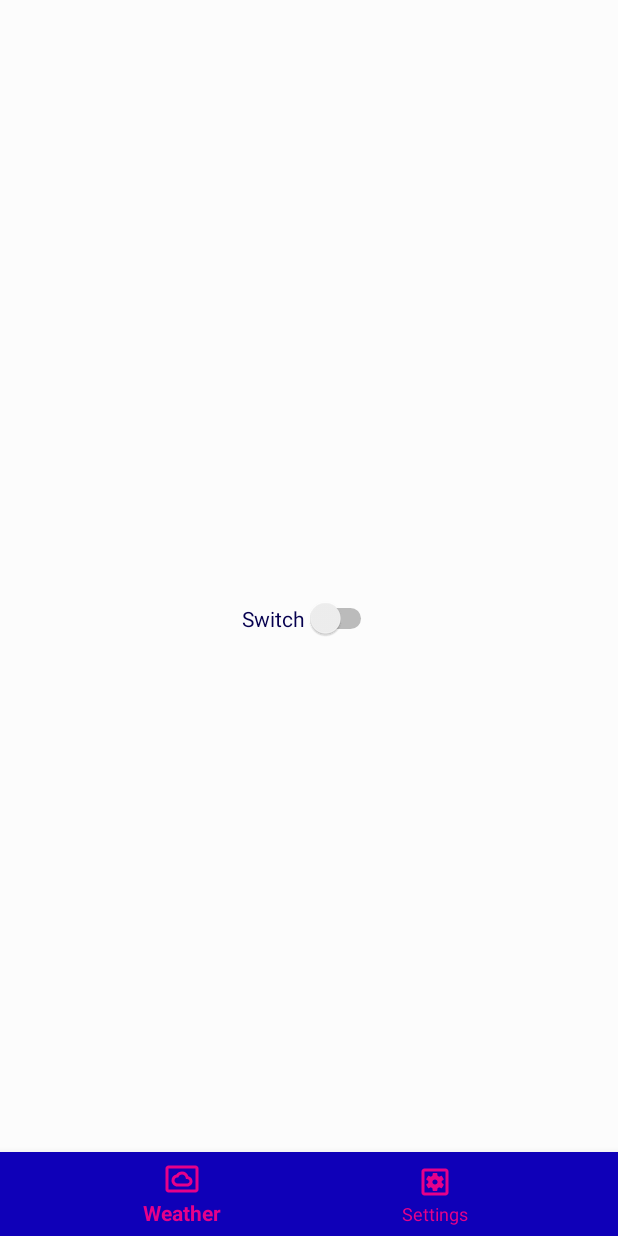
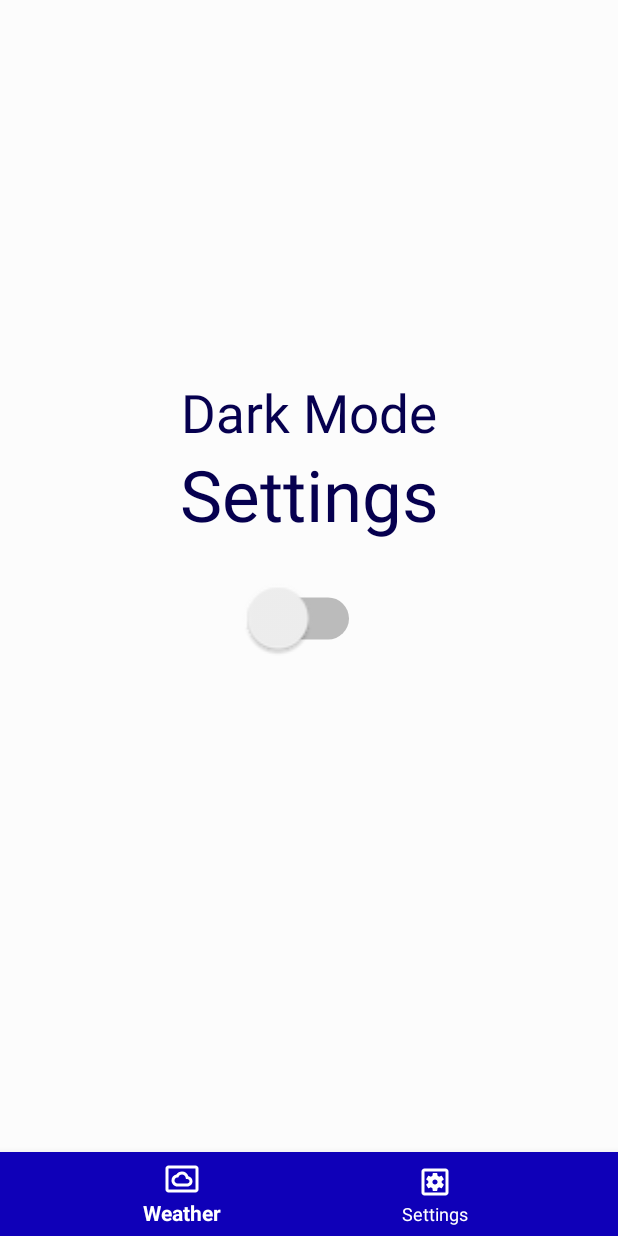
Before and after one commit to tomvarga620/androidProject, an Android app: the SettingsActivity screen opened directly, with no data from a screen before it, on a phone screen of 412 x 824 dp. Run offline under Robolectric (Android 15) with nearby library versions, the phone set to English and light mode, and no system bars.

Commit message:
fixed few changes

```diff
--- a/WeatherApp/app/src/main/res/layout/activity_settings.xml
+++ b/WeatherApp/app/src/main/res/layout/activity_settings.xml
@@ -11,12 +11,15 @@
         android:id="@+id/switchDarkMode"
         android:layout_width="wrap_content"
         android:layout_height="wrap_content"
-        android:text="Switch"
         android:textColor="?attr/textcolor"
         app:layout_constraintTop_toTopOf="parent"
         app:layout_constraintBottom_toBottomOf="parent"
         app:layout_constraintStart_toStartOf="parent"
         app:layout_constraintEnd_toEndOf="parent"
+        android:textOff=""
+        android:textOn=""
+        android:scaleX="2"
+        android:scaleY="2"
         />
 
     <com.google.android.material.bottomnavigation.BottomNavigationView
@@ -31,4 +34,31 @@
         app:menu="@menu/bottom_nav_main"
         />
 
+    <TextView
+        android:id="@+id/text_view_darkmode"
+        android:layout_width="wrap_content"
+        android:layout_height="wrap_content"
+        android:text="@string/dark_mode_settings"
+        android:textColor="?attr/textcolor"
+        android:textSize="35sp"
+        app:layout_constraintBottom_toBottomOf="parent"
+        app:layout_constraintLeft_toLeftOf="parent"
+        app:layout_constraintRight_toRightOf="parent"
+        app:layout_constraintTop_toTopOf="parent"
+        app:layout_constraintVertical_bias="0.324" />
+
+    <TextView
+        android:id="@+id/text_view_settings"
+        android:layout_width="wrap_content"
+        android:layout_height="wrap_content"
+        android:text="Settings"
+        android:textColor="?attr/textcolor"
+        android:textSize="47sp"
+        app:layout_constraintBottom_toBottomOf="parent"
+        app:layout_constraintHorizontal_bias="0.502"
+        app:layout_constraintLeft_toLeftOf="parent"
+        app:layout_constraintRight_toRightOf="parent"
+        app:layout_constraintTop_toTopOf="parent"
+        app:layout_constraintVertical_bias="0.392" />
+
 </androidx.constraintlayout.widget.ConstraintLayout>
--- a/WeatherApp/app/src/main/res/values/strings.xml
+++ b/WeatherApp/app/src/main/res/values/strings.xml
@@ -2,4 +2,5 @@
     <string name="app_name">WeatherApp</string>
     <string name="settings">Settings</string>
     <string name="weather">Weather</string>
+    <string name="dark_mode_settings">Dark Mode</string>
 </resources>
--- a/WeatherApp/app/src/main/res/values/styles.xml
+++ b/WeatherApp/app/src/main/res/values/styles.xml
@@ -6,7 +6,7 @@
         <item name="colorAccent">@color/colorAccent</item>
         <item name="backgroundColor">#fcfcfc</item>
         <item name="textcolor">#06004F</item>
-        <item name="iconcolor">#E6008A</item>
+        <item name="iconcolor">#ffffff</item>
         <item name="barcolor">#0F00B8</item>
         <item name="android:windowAnimationStyle">@style/WindowAnimationTransition</item>
     </style>
@@ -18,7 +18,7 @@
         <item name="colorAccent">@color/colorAccent</item>
         <item name="backgroundColor">#06004F</item>
         <item name="textcolor">#ffffff</item>
-        <item name="iconcolor">#ffffff</item>
+        <item name="iconcolor">#E6008A</item>
         <item name="barcolor">#0A0081</item>
         <item name="android:windowAnimationStyle">@style/WindowAnimationTransition</item>
     </style>
```
Also changed, not shown: WeatherApp/app/src/main/java/com/example/weatherapp/MainActivity.java (+2 -13 lines), WeatherApp/app/src/main/res/layout/activity_main.xml (+2 -12 lines).
